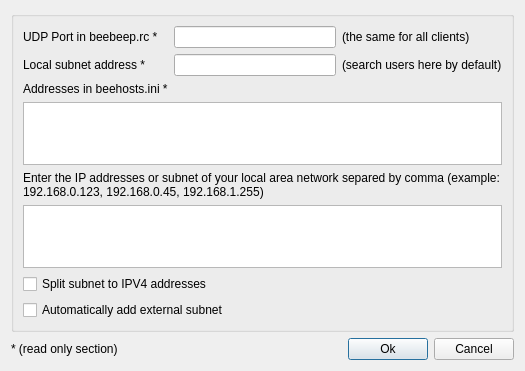
Before: the Qt Designer form src/GuiSearchUser.ui in hwgao/beebeep, drawn with Qt 5.
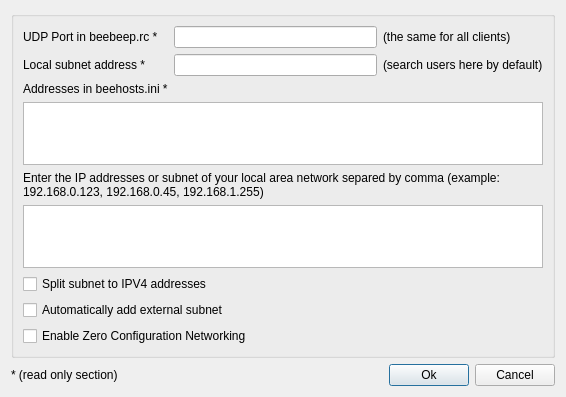
After: the same form once the commit is applied.

The edit to the form file:
```diff
--- a/src/GuiSearchUser.ui
+++ b/src/GuiSearchUser.ui
@@ -6,8 +6,8 @@
    <rect>
     <x>0</x>
     <y>0</y>
-    <width>525</width>
-    <height>362</height>
+    <width>566</width>
+    <height>386</height>
    </rect>
   </property>
   <property name="sizePolicy">
@@ -185,6 +185,13 @@
         </property>
        </widget>
       </item>
+      <item row="8" column="0" colspan="2">
+       <widget class="QCheckBox" name="mp_cbEnableMDns">
+        <property name="text">
+         <string>Enable Zero Configuration Networking</string>
+        </property>
+       </widget>
+      </item>
      </layout>
     </widget>
    </item>
```
Left out of the diff: 1 changed line with no effect on the pictures.
